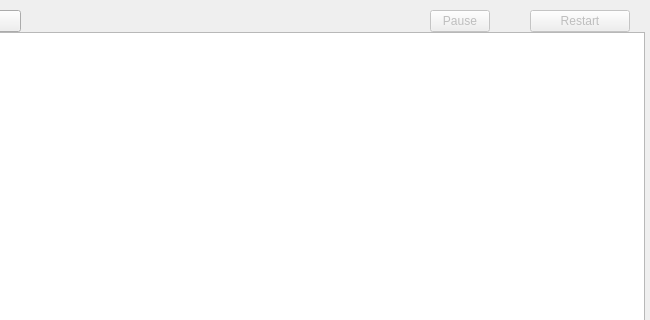
Above: main_window.ui from tupsut/snek before the change; both pictures show x 310 to 960 and y 0 to 320 of the 960 by 540 pixel window. Below: the same form after it.
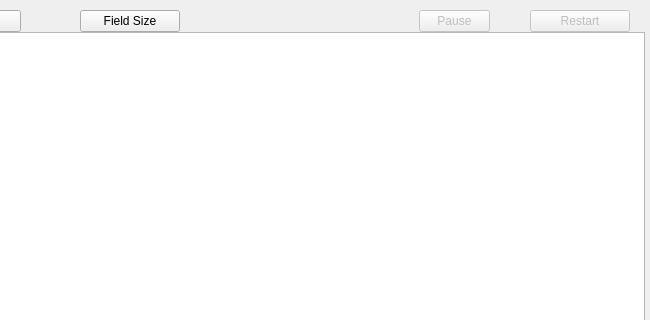
That is the form after the change.

```diff
--- a/main_window.ui
+++ b/main_window.ui
@@ -10,10 +10,16 @@
     <height>540</height>
    </rect>
   </property>
+  <property name="sizePolicy">
+   <sizepolicy hsizetype="Maximum" vsizetype="Maximum">
+    <horstretch>0</horstretch>
+    <verstretch>0</verstretch>
+   </sizepolicy>
+  </property>
   <property name="minimumSize">
    <size>
     <width>960</width>
-    <height>540</height>
+    <height>480</height>
    </size>
   </property>
   <property name="maximumSize">
@@ -108,9 +114,9 @@
     </property>
     <property name="geometry">
      <rect>
-      <x>740</x>
+      <x>729</x>
       <y>10</y>
-      <width>60</width>
+      <width>71</width>
       <height>22</height>
      </rect>
     </property>
@@ -134,6 +140,19 @@
      <string>Restart</string>
     </property>
    </widget>
+   <widget class="QPushButton" name="sizeButton">
+    <property name="geometry">
+     <rect>
+      <x>390</x>
+      <y>10</y>
+      <width>100</width>
+      <height>22</height>
+     </rect>
+    </property>
+    <property name="text">
+     <string>Field Size</string>
+    </property>
+   </widget>
   </widget>
  </widget>
  <resources/>
```
